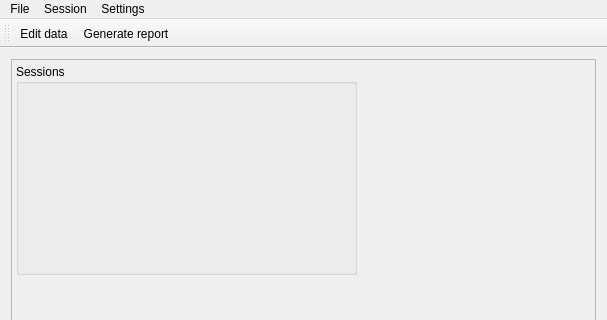
This is dda_ctrl/dda_analysis/analyswindow.ui in olegyurchenko/dda-control as Qt 5 draws it before an edit; both pictures show x 0 to 607 and y 0 to 320 of the 607 by 612 pixel window. The edited form follows.
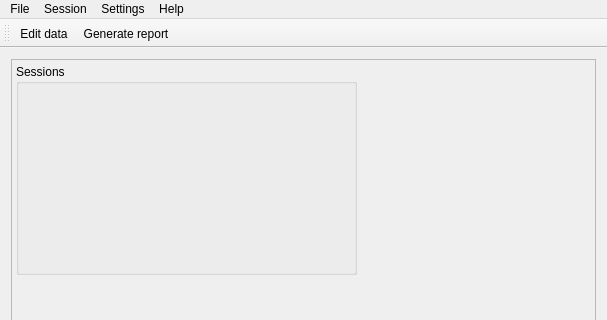
This is the edited form. Icons and pictures are not drawn. Custom widgets are drawn as their Qt base class.

The edit to the form file:
```diff
--- a/dda_ctrl/dda_analysis/analyswindow.ui
+++ b/dda_ctrl/dda_analysis/analyswindow.ui
@@ -85,9 +85,16 @@
     </property>
     <addaction name="actionOptions"/>
    </widget>
+   <widget class="QMenu" name="menuHelp">
+    <property name="title">
+     <string>Help</string>
+    </property>
+    <addaction name="actionAbout"/>
+   </widget>
    <addaction name="menuFile"/>
    <addaction name="menuSession"/>
    <addaction name="menuSettings"/>
+   <addaction name="menuHelp"/>
   </widget>
   <widget class="QToolBar" name="mainToolBar">
    <attribute name="toolBarArea">
```
Left out of the diff: 41 changed lines with no effect on the pictures.
